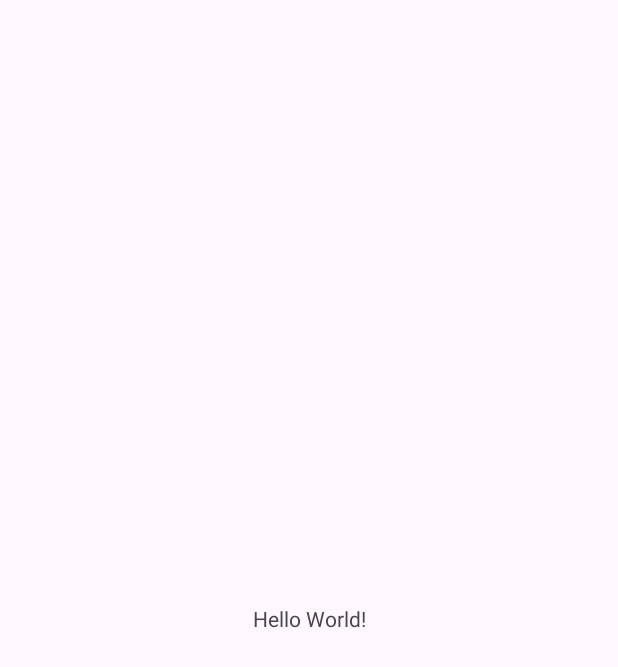
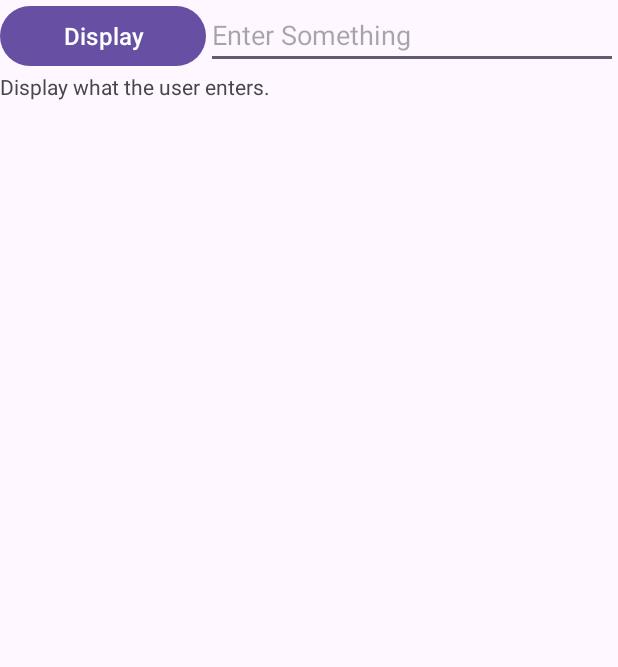
Before and after one commit to Kartingale/Week03, an Android app: the screen it shows after launch (MainActivity), on a phone screen of 412 x 824 dp. Before the commit the part shown is almost empty. Shown: the top 667 px of the screen. Run offline under Robolectric (Android 15) with nearby library versions, the phone set to English and light mode, and no system bars.

Commit message:
Completed up to Section A.

```diff
--- a/app/src/main/res/layout/activity_main.xml
+++ b/app/src/main/res/layout/activity_main.xml
@@ -1,18 +1,36 @@
 <?xml version="1.0" encoding="utf-8"?>
-<androidx.constraintlayout.widget.ConstraintLayout xmlns:android="http://schemas.android.com/apk/res/android"
-    xmlns:app="http://schemas.android.com/apk/res-auto"
-    xmlns:tools="http://schemas.android.com/tools"
+<LinearLayout xmlns:android="http://schemas.android.com/apk/res/android"
     android:layout_width="match_parent"
-    android:layout_height="match_parent"
-    tools:context=".MainActivity">
+    android:layout_height="wrap_content"
+    android:orientation="vertical">
+
+
+    <LinearLayout
+        android:layout_width="match_parent"
+        android:layout_height="match_parent"
+        android:orientation="horizontal">
+
+        <Button
+            android:id="@+id/buttonDisplay"
+            android:layout_width="0dp"
+            android:layout_height="wrap_content"
+            android:layout_weight="1"
+            android:text="@string/display"
+            android:textSize="16sp" />
+
+        <EditText
+            android:id="@+id/editTextText"
+            android:layout_width="0dp"
+            android:layout_height="wrap_content"
+            android:layout_weight="2"
+            android:ems="10"
+            android:hint="@string/enter_something"
+            android:inputType="text" />
+    </LinearLayout>
 
     <TextView
-        android:layout_width="wrap_content"
+        android:id="@+id/textViewDisplay"
+        android:layout_width="match_parent"
         android:layout_height="wrap_content"
-        android:text="Hello World!"
-        app:layout_constraintBottom_toBottomOf="parent"
-        app:layout_constraintEnd_toEndOf="parent"
-        app:layout_constraintStart_toStartOf="parent"
-        app:layout_constraintTop_toTopOf="parent" />
-
-</androidx.constraintlayout.widget.ConstraintLayout>
+        android:text="@string/text_view_hint" />
+</LinearLayout>
--- a/app/src/main/res/values/strings.xml
+++ b/app/src/main/res/values/strings.xml
@@ -1,3 +1,6 @@
 <resources>
     <string name="app_name">Week03</string>
+    <string name="enter_something">Enter Something</string>
+    <string name="display">Display</string>
+    <string name="text_view_hint">Display what the user enters.</string>
 </resources>
```
